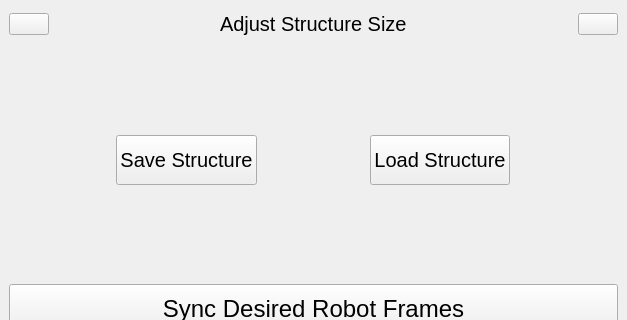
First picture: the form in src/swarm_gui/resource/mainwindow.ui, repository rpiRobotics/ARM-20-02-C-15-Swarm-Robotics, before the edit; both pictures show x 0 to 627 and y 90 to 410 of the 627 by 829 pixel window.
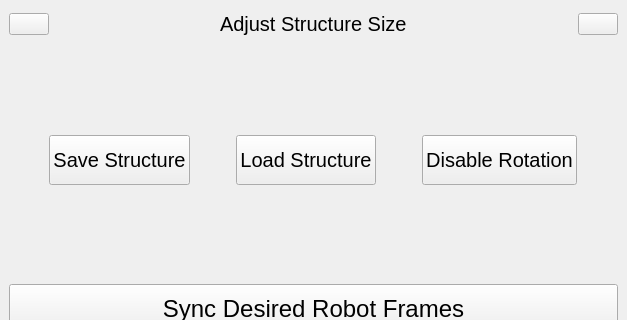
Second picture: the form after the edit.

Commit message: disable button

What changed in the file:
```diff
--- a/src/swarm_gui/resource/mainwindow.ui
+++ b/src/swarm_gui/resource/mainwindow.ui
@@ -15,9 +15,6 @@
   </property>
   <widget class="QWidget" name="centralwidget">
    <layout class="QVBoxLayout" name="verticalLayout_2">
-    <property name="sizeConstraint">
-     <enum>QLayout::SetDefaultConstraint</enum>
-    </property>
     <item>
      <layout class="QVBoxLayout" name="verticalLayout">
       <item>
@@ -141,6 +138,30 @@
           </property>
          </widget>
         </item>
+        <item>
+         <widget class="QPushButton" name="Disablerotation">
+          <property name="sizePolicy">
+           <sizepolicy hsizetype="Maximum" vsizetype="Maximum">
+            <horstretch>0</horstretch>
+            <verstretch>0</verstretch>
+           </sizepolicy>
+          </property>
+          <property name="minimumSize">
+           <size>
+            <width>0</width>
+            <height>50</height>
+           </size>
+          </property>
+          <property name="font">
+           <font>
+            <pointsize>15</pointsize>
+           </font>
+          </property>
+          <property name="text">
+           <string>Disable Rotation</string>
+          </property>
+         </widget>
+        </item>
        </layout>
       </item>
       <item>
```
The commit also changes 1 other file.
